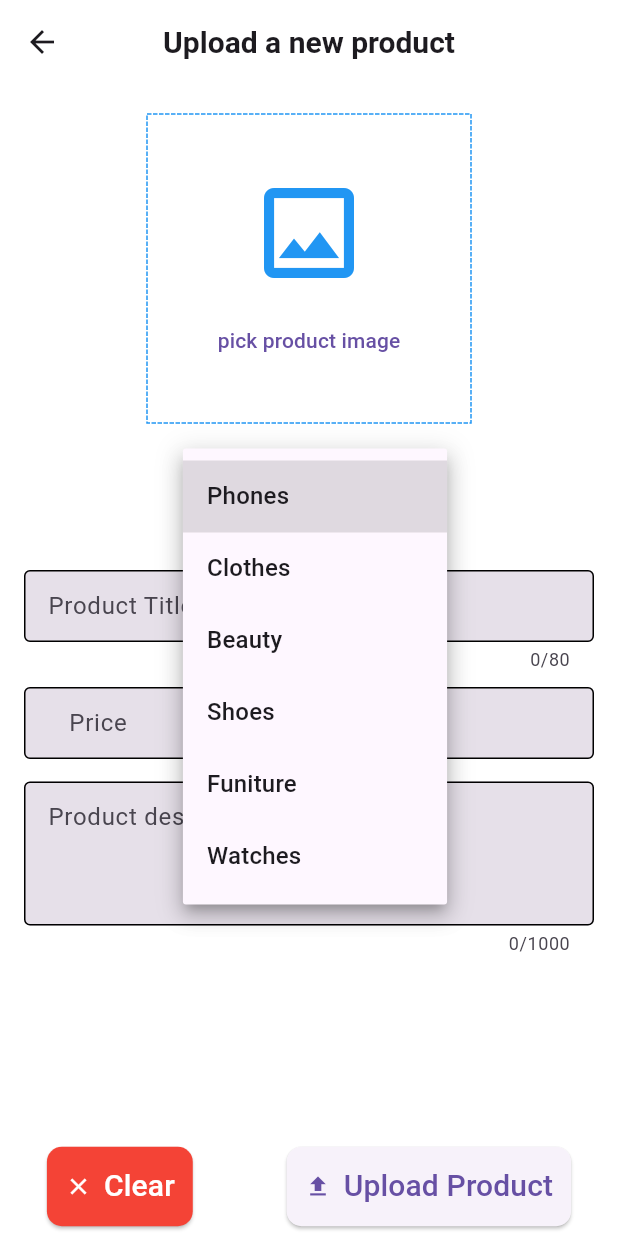
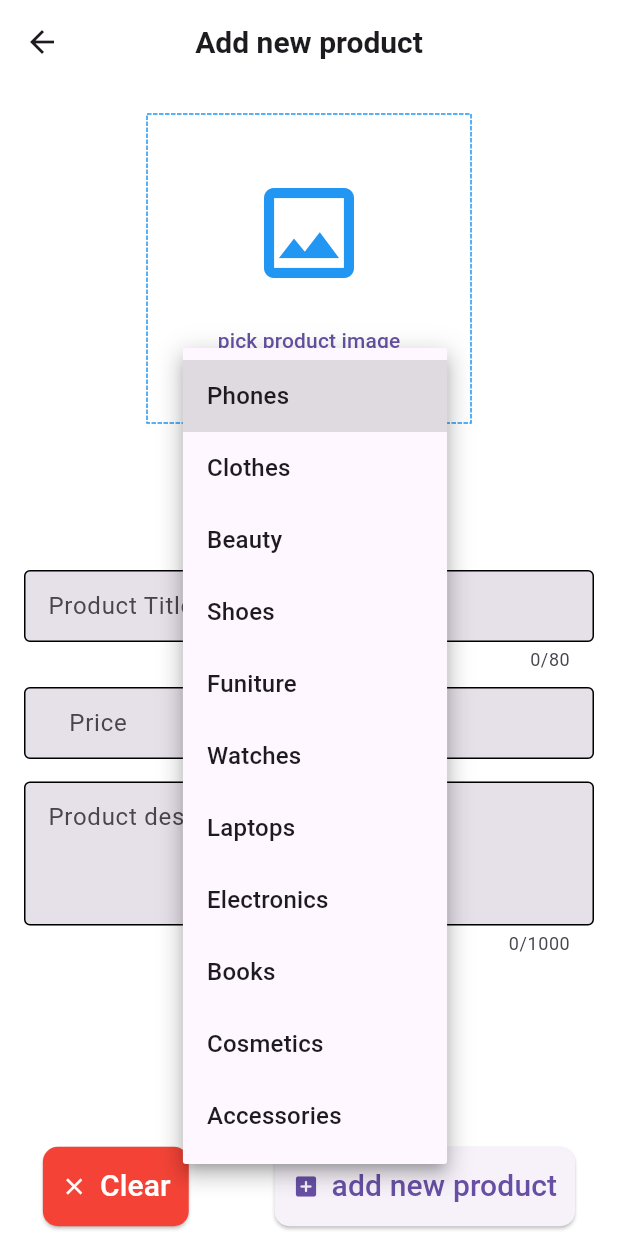
Before and after one commit to MeDoRa0/shop_admin, a Flutter app: the EditOrUploadProductScreen screen opened by its route, after a tap on "select category", on a phone screen of 412 x 824 dp. Run offline on Flutter 3.47's test engine with Material 3 defaults, Android fonts, the phone set to English and light mode, and no system bars; drawn by our look-alikes of dotted_border; our stand-ins replace fancy_shimmer_image, image_picker, shared_preferences, shimmer; missing offline and left inert: dynamic_height_grid_view; accounts and stored records are empty.

Commit message:
admin can edit product info

```diff
--- a/lib/constants/app_constants.dart
+++ b/lib/constants/app_constants.dart
@@ -11,6 +11,11 @@ class AppConstants {
     'Shoes',
     'Funiture',
     'Watches',
+    'Laptops',
+    'Electronics',
+    'Books',
+    'Cosmetics',
+    'Accessories',
   ];
 
   static List<DropdownMenuItem<String>>? get categoriesDropdownList {
--- a/lib/screens/edit_upload_product_form.dart
+++ b/lib/screens/edit_upload_product_form.dart
@@ -6,6 +6,7 @@ import 'package:flutter/services.dart';
 import 'package:image_picker/image_picker.dart';
 import 'package:shop_admin/constants/app_constants.dart';
 import 'package:shop_admin/constants/app_validators.dart';
+import 'package:shop_admin/models/product_model.dart';
 import 'package:shop_admin/service/app_methods.dart';
 import 'package:shop_admin/widgets/subtitle_text.dart';
 import 'package:shop_admin/widgets/title_text.dart';
@@ -15,7 +16,9 @@ class EditOrUploadProductScreen extends StatefulWidget {
 
   const EditOrUploadProductScreen({
     super.key,
+    this.productModel,
   });
+  final ProductModel? productModel;
 
   @override
   State<EditOrUploadProductScreen> createState() =>
@@ -25,6 +28,8 @@ class EditOrUploadProductScreen extends StatefulWidget {
 class _EditOrUploadProductScreenState extends State<EditOrUploadProductScreen> {
   final _formKey = GlobalKey<FormState>();
   XFile? _pickedImage;
+  bool isEditing = false;
+  String? productNetworkImage;
 
   late TextEditingController _titleController,
       _priceController,
@@ -33,13 +38,22 @@ class _EditOrUploadProductScreenState extends State<EditOrUploadProductScreen> {
   String? _categoryValue;
   @override
   void initState() {
+    if (widget.productModel != null) {
+      isEditing = true;
+      productNetworkImage = widget.productModel!.productImage;
+      _categoryValue = widget.productModel!.productCategory;
+    }
     // _categoryController = TextEditingController();
     // _brandController = TextEditingController();
-
-    _titleController = TextEditingController(text: "");
-    _priceController = TextEditingController(text: "");
-    _descriptionController = TextEditingController(text: "");
-    _quantityController = TextEditingController(text: "");
+    // ?. is an introgation mark it used to use value if it iis not null
+    _titleController =
+        TextEditingController(text: widget.productModel?.productTitle);
+    _priceController = TextEditingController(
+        text: widget.productModel?.productPrice.toString());
+    _descriptionController =
+        TextEditingController(text: widget.productModel?.productDescription);
+    _quantityController =
+        TextEditingController(text: widget.productModel?.productQuantity);
 
     super.initState();
   }
@@ -64,6 +78,7 @@ class _EditOrUploadProductScreenState extends State<EditOrUploadProductScreen> {
   void removePickedImage() {
     setState(() {
       _pickedImage = null;
+      productNetworkImage = null;
     });
   }
 
@@ -73,6 +88,15 @@ class _EditOrUploadProductScreenState extends State<EditOrUploadProductScreen> {
           context: context,
           subtitle: 'please select product category',
           fct: () {});
+
+      return;
+    }
+    if (_pickedImage == null) {
+      AppMethods.showErrorORWarningDialog(
+          context: context,
+          subtitle: 'please upload product image',
+          fct: () {});
+
       return;
     }
     final isValid = _formKey.currentState!.validate();
@@ -84,6 +108,14 @@ class _EditOrUploadProductScreenState extends State<EditOrUploadProductScreen> {
   Future<void> _editProduct() async {
     final isValid = _formKey.currentState!.validate();
     FocusScope.of(context).unfocus();
+    if (_pickedImage == null && productNetworkImage == null) {
+      AppMethods.showErrorORWarningDialog(
+          context: context,
+          subtitle: 'please upload product image',
+          fct: () {});
+
+      return;
+    }
 
     if (isValid) {}
   }
@@ -157,15 +189,19 @@ class _EditOrUploadProductScreenState extends State<EditOrUploadProductScreen> {
                       ),
                     ),
                   ),
-                  icon: const Icon(Icons.upload),
-                  label: const Text(
-                    "Upload Product",
-                    style: TextStyle(
+                  icon: Icon(isEditing ? Icons.edit : Icons.add_box_rounded),
+                  label: Text(
+                    isEditing ? 'edit product' : 'add new product',
+                    style: const TextStyle(
                       fontSize: 20,
                     ),
                   ),
                   onPressed: () {
-                    _uploadProduct();
+                    if (isEditing) {
+                      _editProduct();
+                    } else {
+                      _uploadProduct();
+                    }
                   },
                 ),
               ],
@@ -176,9 +212,8 @@ class _EditOrUploadProductScreenState extends State<EditOrUploadProductScreen> {
           centerTitle: true,
           elevation: 0,
           backgroundColor: Theme.of(context).scaffoldBackgroundColor,
-          title: const TitleText(
-            label: "Upload a new product",
-          ),
+          title: TitleText(
+              label: isEditing ? 'Edit this product' : 'Add new product'),
         ),
         body: SafeArea(
           child: SingleChildScrollView(
@@ -187,7 +222,16 @@ class _EditOrUploadProductScreenState extends State<EditOrUploadProductScreen> {
                 const SizedBox(
                   height: 20,
                 ),
-                if (_pickedImage == null) ...[
+                if (isEditing && productNetworkImage != null) ...[
+                  ClipRRect(
+                    borderRadius: BorderRadius.circular(12),
+                    child: Image.network(
+                      productNetworkImage!,
+                      height: size.width * 0.5,
+                      alignment: Alignment.center,
+                    ),
+                  ),
+                ] else if (_pickedImage == null) ...[
                   SizedBox(
                     width: size.width * 0.5 + 10,
                     height: size.width * 0.5,
@@ -228,9 +272,9 @@ class _EditOrUploadProductScreenState extends State<EditOrUploadProductScreen> {
                       height: size.width * 0.5,
                       alignment: Alignment.center,
                     ),
-                  )
+                  ),
                 ],
-                if (_pickedImage != null) ...[
+                if (_pickedImage != null && productNetworkImage != null) ...[
                   Row(
                     mainAxisAlignment: MainAxisAlignment.center,
                     children: [
@@ -256,7 +300,8 @@ class _EditOrUploadProductScreenState extends State<EditOrUploadProductScreen> {
                   height: 25,
                 ),
                 DropdownButton(
-                  hint: const Text('select category'),
+                  //if catrgory is null show the the text
+                  hint: Text(_categoryValue ?? 'select category'),
                   value: _categoryValue,
                   items: AppConstants.categoriesDropdownList,
                   onChanged: (String? value) {
--- a/pubspec.yaml
+++ b/pubspec.yaml
@@ -28,10 +28,13 @@ environment:
 # the latest version available on pub.dev. To see which dependencies have newer
 # versions available, run `flutter pub outdated`.
 dependencies:
+  cloud_firestore: ^5.4.4
   cupertino_icons: ^1.0.8
   dotted_border: ^2.1.0
   dynamic_height_grid_view: ^0.0.4
   fancy_shimmer_image: ^2.0.3
+  firebase_core: ^3.6.0
+  firebase_storage: ^12.3.4
   flutter:
     sdk: flutter
   image_picker: ^1.1.2
```
Also changed, not shown: lib/widgets/product_item.dart (+9 -8 lines), pubspec.lock, 6 other files.
